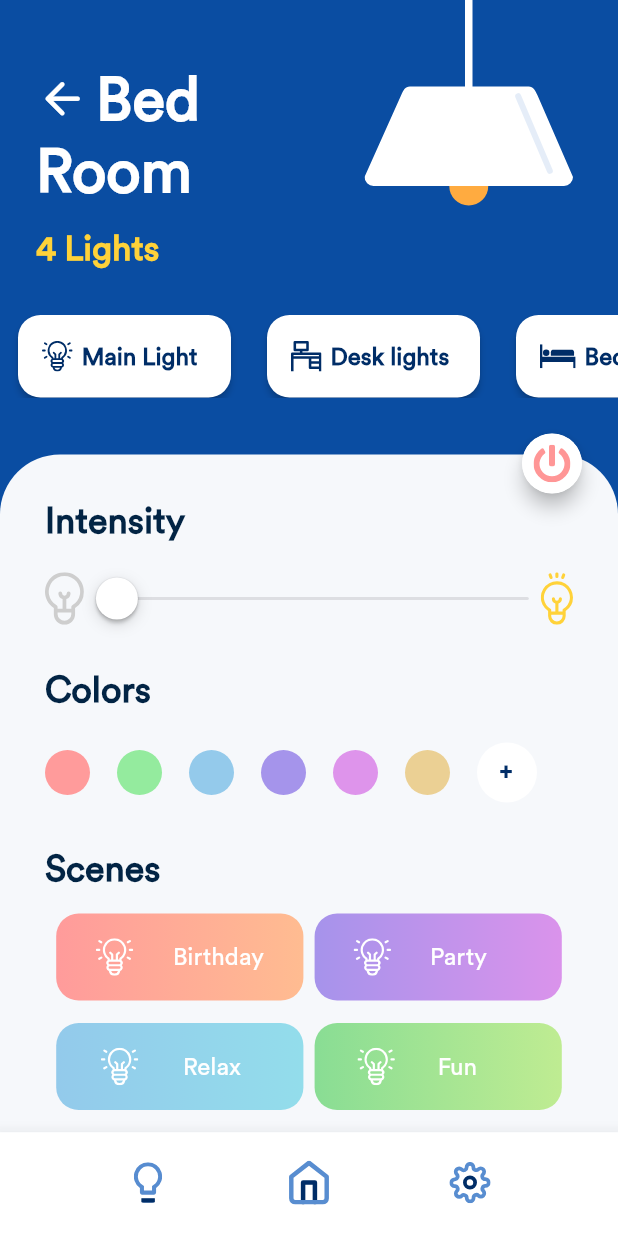
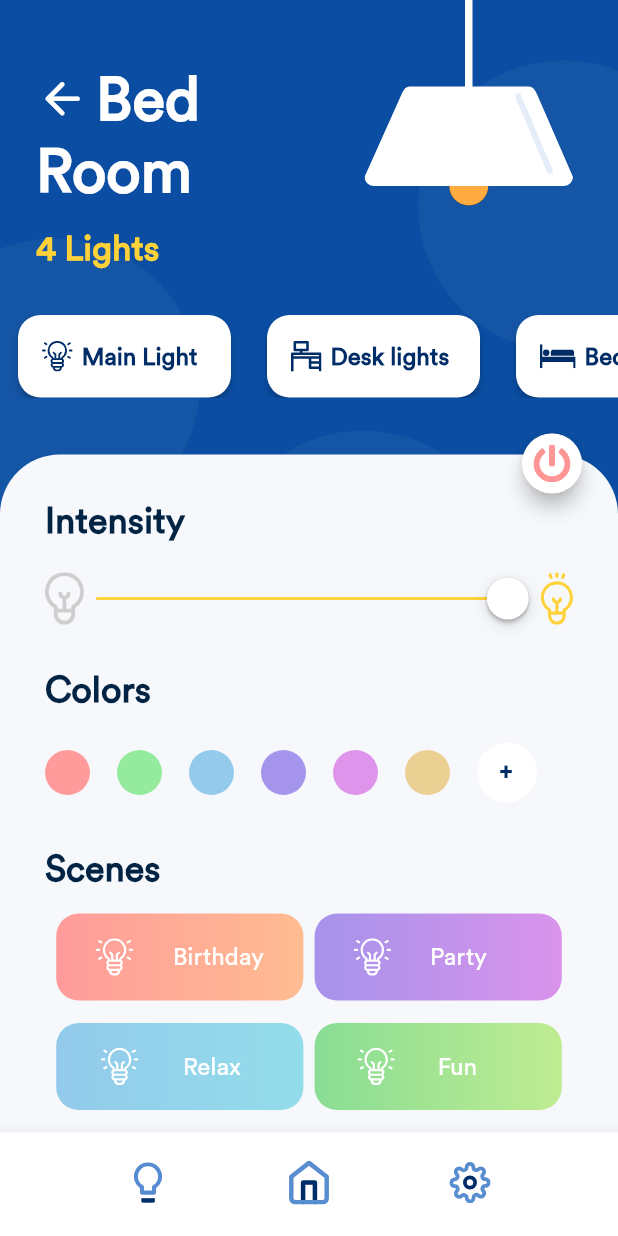
Before and after one commit to utsavmajhi/TouchStone_Assignment, a Flutter app: the screen it shows after launch, after a tap on "Bed room", on a phone screen of 412 x 824 dp. Run offline on Flutter 3.47's test engine with Material 2 defaults, Android fonts, the phone set to English and light mode, and no system bars; our stand-ins replace flutter_svg.

Commit message:
animations to light bulb added

```diff
--- a/lib/UI/Bedroom.dart
+++ b/lib/UI/Bedroom.dart
@@ -12,7 +12,7 @@ class _BedroomState extends State<Bedroom> {
   List<String> buttonset=["Main Light","Desk lights","Bed Light"];
   List<String> icon_ad=["lib/UIAssets/surface1.svg","lib/UIAssets/furniture-and-household.svg","lib/UIAssets/bed (1).svg"];
   List<Color> color_panel=[Color(0xffFF9B9B),Color(0xff94EB9E),Color(0xff94CAEB),Color(0xffA594EB),Color(0xffDE94EB),Color(0xffEBD094),Colors.white];
-  double intensity=0;
+  double intensity=255;
   Color arccolor=Colors.orangeAccent;
   @override
   Widget build(BuildContext context) {
@@ -52,16 +52,23 @@ class _BedroomState extends State<Bedroom> {
         width: maxwidth,
         child: Stack(
           children: [
+            SvgPicture.asset("lib/UIAssets/Circles.svg",fit: BoxFit.cover),
             Positioned(
               right:30 ,
                 child: Stack(
                   alignment: Alignment.bottomCenter,
                     children: [SvgPicture.asset("lib/UIAssets/light bulb.svg",),
                       Positioned(
+                          bottom: 22,
+                          child: RotatedBox(quarterTurns: 2,
+                              child: MyArc(diameter: 26,color:Colors.black,alpha:255,))
+                      ),
+                      Positioned(
                         bottom: 22,
                         child: RotatedBox(quarterTurns: 2,
-                        child: MyArc(diameter: 26,color:arccolor,))
+                        child: MyArc(diameter: 26,color:arccolor,alpha: intensity.toInt(),))
                       ),
+
                 ]),),
             SafeArea(
               child: Column(
@@ -195,8 +202,8 @@ class _BedroomState extends State<Bedroom> {
                                         Expanded(
                                           child: CupertinoSlider(
                                             value: intensity,
-                                            min:0,
-                                            max:100,
+                                            min:50,
+                                            max:255,
                                             activeColor: Color(0xffFFD339),
                                             onChanged: (double value) {
                                               setState(() {
--- a/lib/UI/Homepage.dart
+++ b/lib/UI/Homepage.dart
@@ -121,7 +121,7 @@ class _HomepageState extends State<Homepage> {
                                   ),
                                   elevation: 2,
                                   child: Padding(
-                                    padding: const EdgeInsets.all(20.0),
+                                    padding: const EdgeInsets.all(18.0),
                                     child: Column(
                                       mainAxisAlignment: MainAxisAlignment.spaceEvenly,
                                       crossAxisAlignment: CrossAxisAlignment.start,
@@ -129,8 +129,7 @@ class _HomepageState extends State<Homepage> {
                                         Padding(
                                           padding: const EdgeInsets.only(bottom:18.0),
                                           child: SvgPicture.asset("lib/UIAssets/bed.svg",
-                                          height: 50,
-                                          width: 50,),
+                                          fit: BoxFit.contain,),
                                         ),
                                         Text("Bed room",
                                         style: TextStyle(
@@ -159,7 +158,7 @@ class _HomepageState extends State<Homepage> {
                                 ),
                                 elevation: 2,
                                 child: Padding(
-                                  padding: const EdgeInsets.all(20.0),
+                                  padding: const EdgeInsets.all(18.0),
                                   child: Column(
                                     mainAxisAlignment: MainAxisAlignment.spaceEvenly,
                                     crossAxisAlignment: CrossAxisAlignment.start,
@@ -167,8 +166,7 @@ class _HomepageState extends State<Homepage> {
                                       Padding(
                                         padding: const EdgeInsets.only(bottom:18.0),
                                         child: SvgPicture.asset("lib/UIAssets/room.svg",
-                                          height: 50,
-                                          width: 50,),
+                                          fit: BoxFit.contain,),
                                       ),
                                       Text("Living room",
                                         style: TextStyle(
@@ -196,7 +194,7 @@ class _HomepageState extends State<Homepage> {
                                 ),
                                 elevation: 2,
                                 child: Padding(
-                                  padding: const EdgeInsets.all(20.0),
+                                  padding: const EdgeInsets.all(18.0),
                                   child: Column(
                                     mainAxisAlignment: MainAxisAlignment.spaceEvenly,
                                     crossAxisAlignment: CrossAxisAlignment.start,
@@ -204,8 +202,7 @@ class _HomepageState extends State<Homepage> {
                                       Padding(
                                         padding: const EdgeInsets.only(bottom:18.0),
                                         child: SvgPicture.asset("lib/UIAssets/kitchen.svg",
-                                          height: 50,
-                                          width: 50,),
+                                          fit: BoxFit.contain,),
                                       ),
                                       Text("Kitchen",
                                         style: TextStyle(
@@ -233,7 +230,7 @@ class _HomepageState extends State<Homepage> {
                                 ),
                                 elevation: 2,
                                 child: Padding(
-                                  padding: const EdgeInsets.all(20.0),
+                                  padding: const EdgeInsets.all(18.0),
                                   child: Column(
                                     mainAxisAlignment: MainAxisAlignment.spaceEvenly,
                                     crossAxisAlignment: CrossAxisAlignment.start,
@@ -241,8 +238,7 @@ class _HomepageState extends State<Homepage> {
                                       Padding(
                                         padding: const EdgeInsets.only(bottom:18.0),
                                         child: SvgPicture.asset("lib/UIAssets/bathtube.svg",
-                                          height: 50,
-                                          width: 50,),
+                                          fit: BoxFit.contain,),
                                       ),
                                       Text("Bathroom",
                                         style: TextStyle(
@@ -270,7 +266,7 @@ class _HomepageState extends State<Homepage> {
                                 ),
                                 elevation: 2,
                                 child: Padding(
-                                  padding: const EdgeInsets.all(20.0),
+                                  padding: const EdgeInsets.all(17.0),
                                   child: Column(
                                     mainAxisAlignment: MainAxisAlignment.spaceEvenly,
                                     crossAxisAlignment: CrossAxisAlignment.start,
@@ -278,8 +274,7 @@ class _HomepageState extends State<Homepage> {
                                       Padding(
                                         padding: const EdgeInsets.only(bottom:18.0),
                                         child: SvgPicture.asset("lib/UIAssets/house.svg",
-                                          height: 50,
-                                          width: 50,),
+                                          fit: BoxFit.contain,),
                                       ),
                                       Text("Outdoor",
                                         style: TextStyle(
@@ -307,7 +302,7 @@ class _HomepageState extends State<Homepage> {
                                 ),
                                 elevation: 2,
                                 child: Padding(
-                                  padding: const EdgeInsets.all(20.0),
+                                  padding: const EdgeInsets.all(18.0),
                                   child: Column(
                                     mainAxisAlignment: MainAxisAlignment.spaceEvenly,
                                     crossAxisAlignment: CrossAxisAlignment.start,
@@ -315,8 +310,7 @@ class _HomepageState extends State<Homepage> {
                                       Padding(
                                         padding: const EdgeInsets.only(bottom:18.0),
                                         child: SvgPicture.asset("lib/UIAssets/balcony.svg",
-                                          height: 50,
-                                          width: 50,),
+                                          fit: BoxFit.contain,),
                                       ),
                                       Text("Balcony",
                                         style: TextStyle(
--- a/lib/Utils/MyArc.dart
+++ b/lib/Utils/MyArc.dart
@@ -6,12 +6,13 @@ import 'dart:math' as math;
 class MyArc extends StatelessWidget {
   final double diameter;
   final Color color;
-  const MyArc({Key key, this.diameter = 200,this.color}) : super(key: key);
+  final int alpha;
+  const MyArc({Key key, this.diameter = 200,this.color,this.alpha}) : super(key: key);
 
   @override
   Widget build(BuildContext context) {
     return CustomPaint(
-      painter: MyPainter(colors: color),
+      painter: MyPainter(colors: color.withAlpha(alpha)),
       size: Size(diameter, diameter),
     );
   }
@@ -36,6 +37,8 @@ class MyPainter extends CustomPainter {
       false,
       paint,
     );
+
+
   }
 
   @override
```
